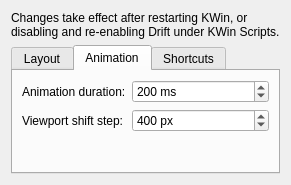
epicodic/drift, file drift/contents/ui/config.ui: the form before one commit.
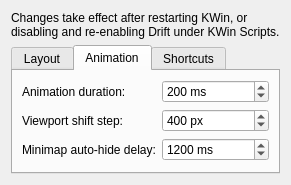
The form after the commit. The open tabs and pages were chosen to show the change.

Commit message: implements minimap

The edit to the form file:
```diff
--- a/drift/contents/ui/config.ui
+++ b/drift/contents/ui/config.ui
@@ -154,6 +154,32 @@
                                     </property>
                                 </widget>
                             </item>
+                            <item row="2" column="0">
+                                <widget class="QLabel" name="label_minimapAutoHideMs">
+                                    <property name="text">
+                                        <string>Minimap auto-hide delay:</string>
+                                    </property>
+                                </widget>
+                            </item>
+                            <item row="2" column="1">
+                                <widget class="QSpinBox" name="kcfg_minimapAutoHideMs">
+                                    <property name="toolTip">
+                                        <string>How long the minimap overlay stays visible after the last focus-step press</string>
+                                    </property>
+                                    <property name="suffix">
+                                        <string> ms</string>
+                                    </property>
+                                    <property name="minimum">
+                                        <number>0</number>
+                                    </property>
+                                    <property name="maximum">
+                                        <number>10000</number>
+                                    </property>
+                                    <property name="value">
+                                        <number>1200</number>
+                                    </property>
+                                </widget>
+                            </item>
                         </layout>
                     </widget>
                     <widget class="QWidget" name="tab_shortcuts">
```
The commit also changes 15 other files.
